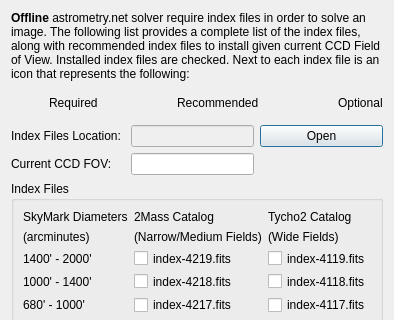
Old version of the form kstars/ekos/align/opsastrometryindexfiles.ui in the repository KDE/kstars; both pictures show x 0 to 394 and y 0 to 320 of the 394 by 731 pixel window.
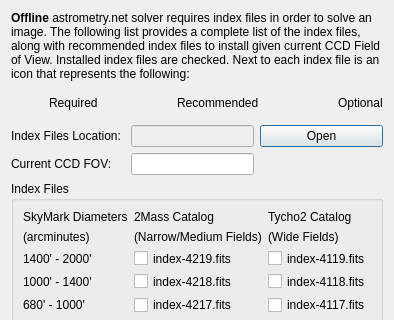
New version of the form. Icons and pictures are not drawn.

```diff
--- a/kstars/ekos/align/opsastrometryindexfiles.ui
+++ b/kstars/ekos/align/opsastrometryindexfiles.ui
@@ -23,7 +23,7 @@
 }</string>
      </property>
      <property name="text">
-      <string>&lt;html&gt;&lt;head/&gt;&lt;body&gt;&lt;p&gt;&lt;span style=&quot; font-weight:600;&quot;&gt;Offline&lt;/span&gt; astrometry.net solver require index files in order to solve an image. The following list provides a complete list of the index files, along with recommended index files to install given current CCD Field of View. Installed index files are checked. Next to each index file is an icon that represents the following:&lt;/p&gt;&lt;/body&gt;&lt;/html&gt;</string>
+      <string>&lt;html&gt;&lt;head/&gt;&lt;body&gt;&lt;p&gt;&lt;span style=&quot; font-weight:600;&quot;&gt;Offline&lt;/span&gt; astrometry.net solver requires index files in order to solve an image. The following list provides a complete list of the index files, along with recommended index files to install given current CCD Field of View. Installed index files are checked. Next to each index file is an icon that represents the following:&lt;/p&gt;&lt;/body&gt;&lt;/html&gt;</string>
      </property>
      <property name="wordWrap">
       <bool>true</bool>
```
Left out of the diff: 2 changed lines with no effect on the pictures.
